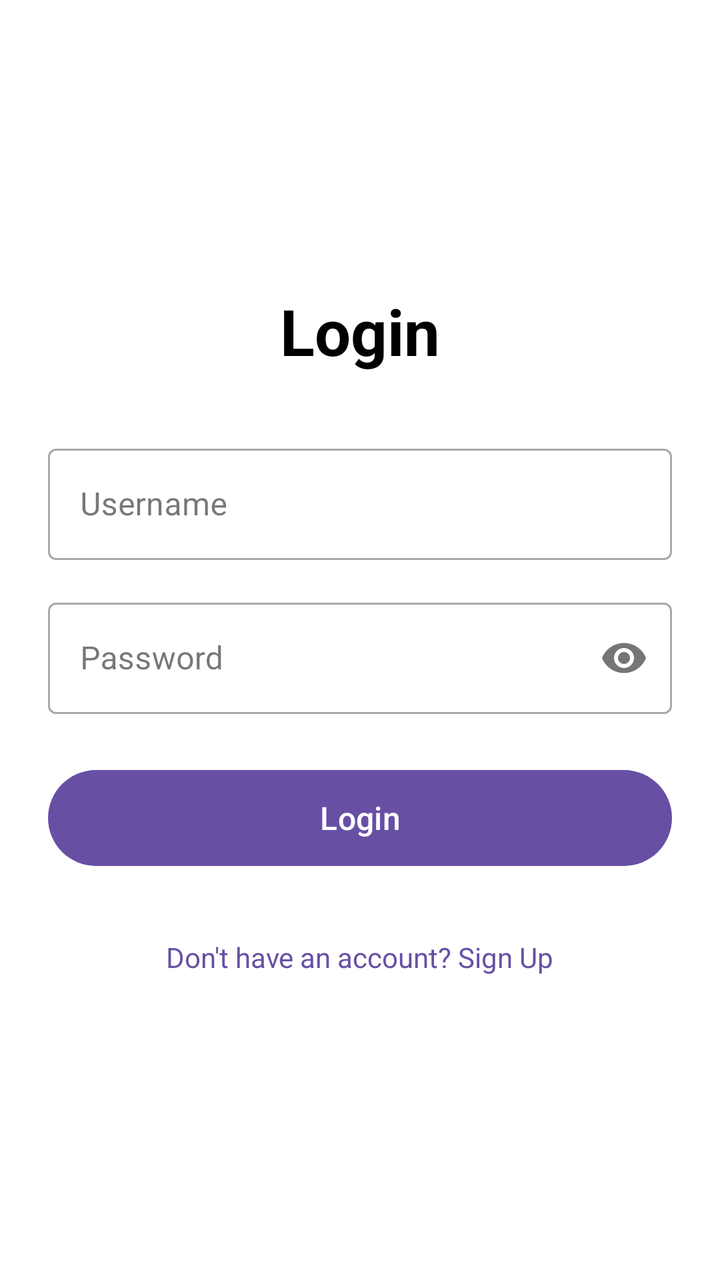
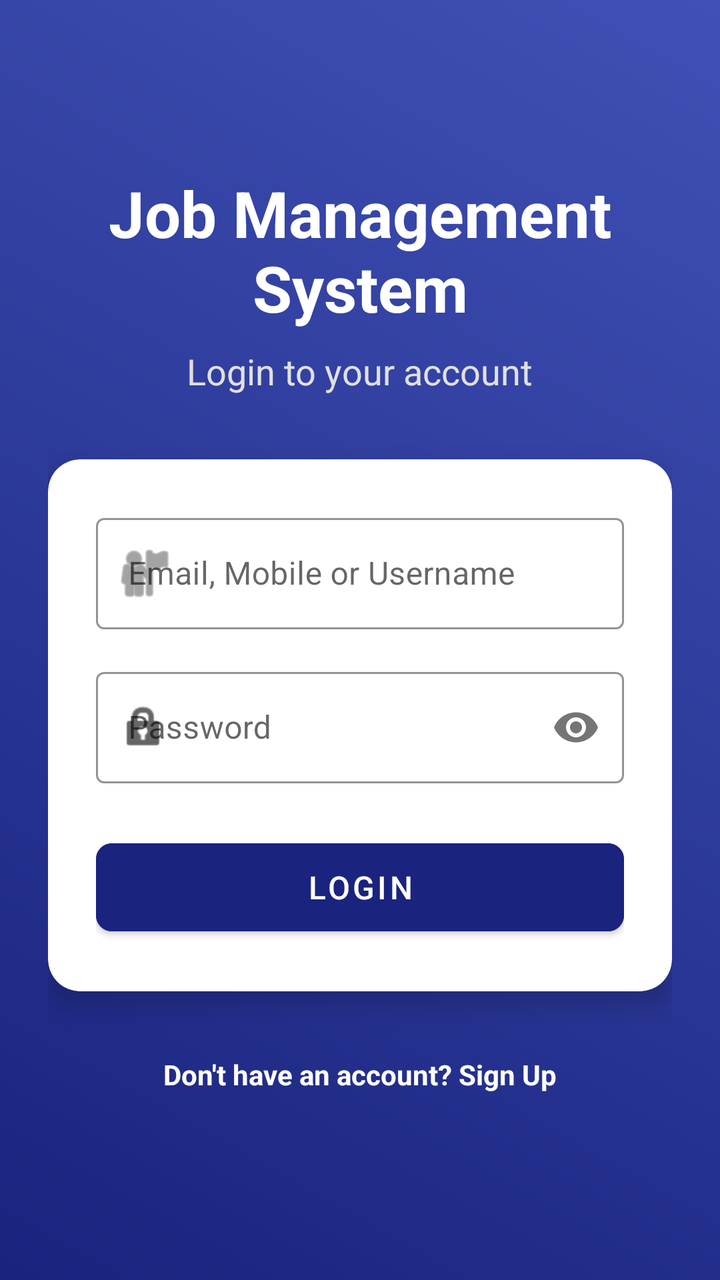

An Android layout rendered at two revisions. The XML below is the earlier revision; the diff shows what the commit changed to produce the second picture.
<!-- AndroidManifest.xml: application theme Theme.JobManagementSystem -->
<!-- res/layout/activity_login.xml -->
<?xml version="1.0" encoding="utf-8"?>
<LinearLayout xmlns:android="http://schemas.android.com/apk/res/android"
    xmlns:app="http://schemas.android.com/apk/res-auto"
    android:layout_width="match_parent"
    android:layout_height="match_parent"
    android:orientation="vertical"
    android:padding="24dp"
    android:gravity="center"
    android:background="#FFFFFF">

    <TextView
        android:layout_width="wrap_content"
        android:layout_height="wrap_content"
        android:text="@string/login_title"
        android:textSize="32sp"
        android:textStyle="bold"
        android:textColor="@color/black"
        android:layout_marginBottom="32dp" />

    <com.google.android.material.textfield.TextInputLayout
        android:layout_width="match_parent"
        android:layout_height="wrap_content"
        android:hint="@string/username"
        style="@style/Widget.MaterialComponents.TextInputLayout.OutlinedBox"
        android:layout_marginBottom="16dp">

        <com.google.android.material.textfield.TextInputEditText
            android:id="@+id/etUsername"
            android:layout_width="match_parent"
            android:layout_height="wrap_content"
            android:inputType="text" />
    </com.google.android.material.textfield.TextInputLayout>

    <com.google.android.material.textfield.TextInputLayout
        android:layout_width="match_parent"
        android:layout_height="wrap_content"
        android:hint="@string/password"
        app:passwordToggleEnabled="true"
        style="@style/Widget.MaterialComponents.TextInputLayout.OutlinedBox"
        android:layout_marginBottom="24dp">

        <com.google.android.material.textfield.TextInputEditText
            android:id="@+id/etPassword"
            android:layout_width="match_parent"
            android:layout_height="wrap_content"
            android:inputType="textPassword" />
    </com.google.android.material.textfield.TextInputLayout>

    <com.google.android.material.button.MaterialButton
        android:id="@+id/btnLogin"
        android:layout_width="match_parent"
        android:layout_height="56dp"
        android:text="@string/btn_login"
        android:textSize="16sp" />

    <TextView
        android:id="@+id/tvSignupLink"
        android:layout_width="wrap_content"
        android:layout_height="wrap_content"
        android:text="@string/no_account"
        android:textColor="?attr/colorPrimary"
        android:layout_marginTop="24dp"
        android:padding="8dp"
        android:clickable="true"
        android:focusable="true" />

</LinearLayout>
<!-- resources referenced by this layout -->
<resources>
  <color name="black">#FF000000</color>
  <string name="btn_login">Login</string>
  <string name="login_title">Login</string>
  <string name="no_account">Don\'t have an account? Sign Up</string>
  <string name="password">Password</string>
  <string name="username">Username</string>
  <style name="Theme.JobManagementSystem" parent="Base.Theme.JobManagementSystem" />
  <style name="Base.Theme.JobManagementSystem" parent="Theme.Material3.DayNight.NoActionBar">
          
          
      </style>
</resources>

<!-- the commit's change to res/layout/activity_login.xml (unified diff, before → after) -->
@@ -1,67 +1,119 @@
 <?xml version="1.0" encoding="utf-8"?>
-<LinearLayout xmlns:android="http://schemas.android.com/apk/res/android"
+<androidx.coordinatorlayout.widget.CoordinatorLayout xmlns:android="http://schemas.android.com/apk/res/android"
     xmlns:app="http://schemas.android.com/apk/res-auto"
     android:layout_width="match_parent"
     android:layout_height="match_parent"
-    android:orientation="vertical"
-    android:padding="24dp"
-    android:gravity="center"
-    android:background="#FFFFFF">
+    android:background="@drawable/bg_gradient">
 
-    <TextView
+    <LinearLayout
+        android:layout_width="match_parent"
+        android:layout_height="match_parent"
+        android:orientation="vertical"
+        android:gravity="center"
+        android:padding="24dp">
+
+        <TextView
+            android:layout_width="wrap_content"
+            android:layout_height="wrap_content"
+            android:text="@string/app_name"
+            android:textSize="32sp"
+            android:textStyle="bold"
+            android:textColor="@color/white"
+            android:layout_marginBottom="8dp"
+            android:gravity="center" />
+
+        <TextView
+            android:layout_width="wrap_content"
+            android:layout_height="wrap_content"
+            android:text="Login to your account"
+            android:textSize="18sp"
+            android:textColor="#E0E0E0"
+            android:layout_marginBottom="32dp" />
+
+        <com.google.android.material.card.MaterialCardView
+            android:layout_width="match_parent"
+            android:layout_height="wrap_content"
+            app:cardCornerRadius="16dp"
+            app:cardElevation="8dp"
+            app:cardBackgroundColor="@color/white">
+
+            <LinearLayout
+                android:layout_width="match_parent"
+                android:layout_height="wrap_content"
+                android:orientation="vertical"
+                android:padding="24dp">
+
+                <com.google.android.material.textfield.TextInputLayout
+                    android:layout_width="match_parent"
+                    android:layout_height="wrap_content"
+                    android:hint="@string/login_hint"
+                    app:startIconDrawable="@android:drawable/ic_menu_myplaces"
+                    style="@style/Widget.MaterialComponents.TextInputLayout.OutlinedBox"
+                    android:layout_marginBottom="16dp"
+                    app:boxStrokeColor="@color/primary_blue"
+                    app:hintTextColor="@color/primary_blue">
+
+                    <com.google.android.material.textfield.TextInputEditText
+                        android:id="@+id/etIdentifier"
+                        android:layout_width="match_parent"
+                        android:layout_height="wrap_content"
+                        android:inputType="text"
+                        android:importantForAutofill="no"
+                        android:textColor="@color/text_primary" />
+                </com.google.android.material.textfield.TextInputLayout>
+
+                <com.google.android.material.textfield.TextInputLayout
+                    android:layout_width="match_parent"
+                    android:layout_height="wrap_content"
+                    android:hint="@string/password"
+                    app:passwordToggleEnabled="true"
+                    app:startIconDrawable="@android:drawable/ic_lock_idle_lock"
+                    style="@style/Widget.MaterialComponents.TextInputLayout.OutlinedBox"
+                    android:layout_marginBottom="24dp"
+                    app:boxStrokeColor="@color/primary_blue"
+                    app:hintTextColor="@color/primary_blue">
+
+                    <com.google.android.material.textfield.TextInputEditText
+                        android:id="@+id/etPassword"
+                        android:layout_width="match_parent"
+                        android:layout_height="wrap_content"
+                        android:inputType="textPassword"
+                        android:importantForAutofill="no"
+                        android:textColor="@color/text_primary" />
+                </com.google.android.material.textfield.TextInputLayout>
+
+                <com.google.android.material.button.MaterialButton
+                    android:id="@+id/btnLogin"
+                    android:layout_width="match_parent"
+                    android:layout_height="56dp"
+                    android:text="@string/btn_login"
+                    android:textSize="16sp"
+                    android:backgroundTint="@color/primary_blue"
+                    android:textColor="@color/white"
+                    app:cornerRadius="8dp" />
+
+            </LinearLayout>
+        </com.google.android.material.card.MaterialCardView>
+
+        <TextView
+            android:id="@+id/tvSignupLink"
+            android:layout_width="wrap_content"
+            android:layout_height="wrap_content"
+            android:text="@string/no_account"
+            android:textColor="@color/white"
+            android:layout_marginTop="24dp"
+            android:padding="8dp"
+            android:clickable="true"
+            android:focusable="true"
+            android:textStyle="bold" />
+
+    </LinearLayout>
+
+    <ProgressBar
+        android:id="@+id/progressBar"
         android:layout_width="wrap_content"
         android:layout_height="wrap_content"
-        android:text="@string/login_title"
-        android:textSize="32sp"
-        android:textStyle="bold"
-        android:textColor="@color/black"
-        android:layout_marginBottom="32dp" />
+        android:layout_gravity="center"
+        android:visibility="gone" />
 
-    <com.google.android.material.textfield.TextInputLayout
-        android:layout_width="match_parent"
-        android:layout_height="wrap_content"
-        android:hint="@string/username"
-        style="@style/Widget.MaterialComponents.TextInputLayout.OutlinedBox"
-        android:layout_marginBottom="16dp">
-
-        <com.google.android.material.textfield.TextInputEditText
-            android:id="@+id/etUsername"
-            android:layout_width="match_parent"
-            android:layout_height="wrap_content"
-            android:inputType="text" />
-    </com.google.android.material.textfield.TextInputLayout>
-
-    <com.google.android.material.textfield.TextInputLayout
-        android:layout_width="match_parent"
-        android:layout_height="wrap_content"
-        android:hint="@string/password"
-        app:passwordToggleEnabled="true"
-        style="@style/Widget.MaterialComponents.TextInputLayout.OutlinedBox"
-        android:layout_marginBottom="24dp">
-
-        <com.google.android.material.textfield.TextInputEditText
-            android:id="@+id/etPassword"
-            android:layout_width="match_parent"
-            android:layout_height="wrap_content"
-            android:inputType="textPassword" />
-    </com.google.android.material.textfield.TextInputLayout>
-
-    <com.google.android.material.button.MaterialButton
-        android:id="@+id/btnLogin"
-        android:layout_width="match_parent"
-        android:layout_height="56dp"
-        android:text="@string/btn_login"
-        android:textSize="16sp" />
-
-    <TextView
-        android:id="@+id/tvSignupLink"
-        android:layout_width="wrap_content"
-        android:layout_height="wrap_content"
-        android:text="@string/no_account"
-        android:textColor="?attr/colorPrimary"
-        android:layout_marginTop="24dp"
-        android:padding="8dp"
-        android:clickable="true"
-        android:focusable="true" />
-
-</LinearLayout>
+</androidx.coordinatorlayout.widget.CoordinatorLayout>
<!-- resource entries referenced after the edit -->
@@ -1,15 +1,40 @@
 <!-- resources referenced by this layout -->
 <resources>
-  <color name="black">#FF000000</color>
+  <color name="primary_blue">#1A237E</color>
+  <color name="text_primary">#212121</color>
+  <color name="white">#FFFFFF</color>
+  <!-- drawable bg_gradient (drawable) -->
+  <?xml version="1.0" encoding="utf-8"?>
+  <shape xmlns:android="http://schemas.android.com/apk/res/android">
+      <gradient
+          android:startColor="#1A237E"
+          android:endColor="#3F51B5"
+          android:angle="45"/>
+  </shape>
+  <string name="app_name">Job Management System</string>
+  <color name="black">#121212</color>
+  <color name="text_secondary">#757575</color>
   <string name="btn_login">Login</string>
-  <string name="login_title">Login</string>
+  <string name="login_hint">Email, Mobile or Username</string>
   <string name="no_account">Don\'t have an account? Sign Up</string>
   <string name="password">Password</string>
-  <string name="username">Username</string>
   <style name="Theme.JobManagementSystem" parent="Base.Theme.JobManagementSystem" />
-  <style name="Base.Theme.JobManagementSystem" parent="Theme.Material3.DayNight.NoActionBar">
+  <style name="Base.Theme.JobManagementSystem" parent="Theme.MaterialComponents.DayNight.NoActionBar">
           
+          <item name="colorPrimary">@color/primary_blue</item>
+          <item name="colorPrimaryVariant">@color/primary_blue</item>
+          <item name="colorOnPrimary">@color/white</item>
           
+          <item name="colorSecondary">@color/secondary_blue</item>
+          <item name="colorSecondaryVariant">@color/secondary_blue</item>
+          <item name="colorOnSecondary">@color/white</item>
+          
+          <item name="android:statusBarColor">@color/primary_blue</item>
+          
+          <item name="android:textColorPrimary">@color/black</item>
+          <item name="android:textColorSecondary">@color/text_secondary</item>
+          <item name="editTextStyle">@style/Widget.MaterialComponents.TextInputLayout.OutlinedBox</item>
       </style>
+  <color name="secondary_blue">#3F51B5</color>
 </resources>
 
